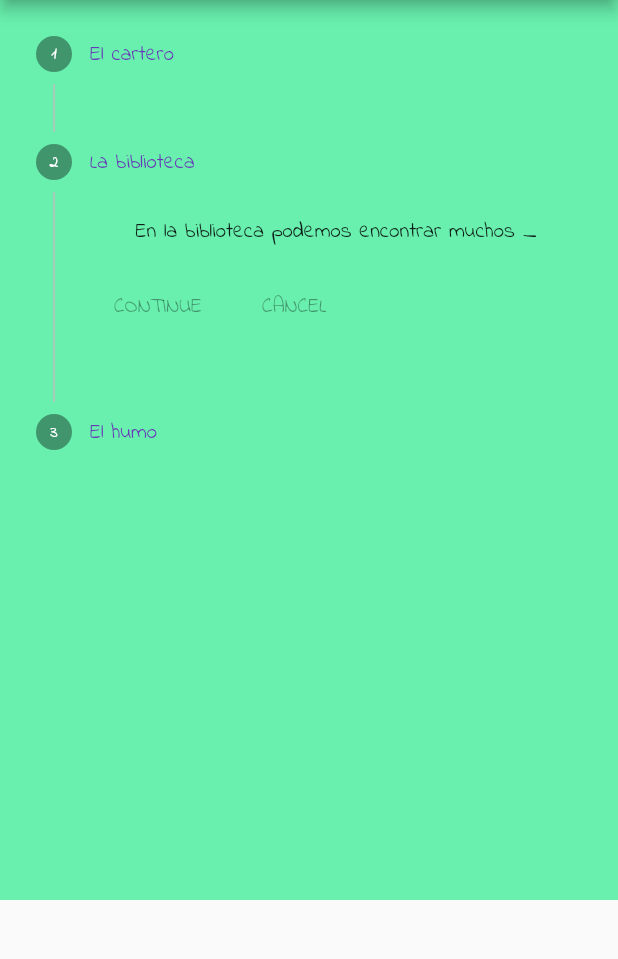
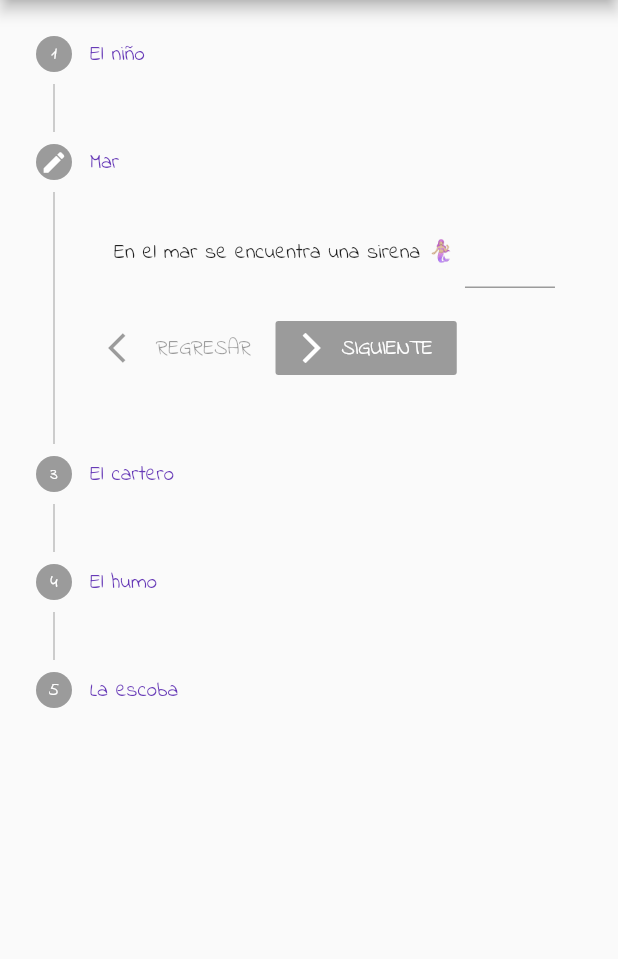
Before and after one commit to ricardo8990/happy-kids, a Flutter app: the Sentence screen opened directly, after a tap on an icon or button, on a phone screen of 412 x 824 dp, the part 84-1043 px from its top. Run offline on Flutter 3.47's test engine with Material 2 defaults, Android fonts, the phone set to English and light mode, and no system bars.

Commit message:
Finish sentences

```diff
--- a/happykids/lib/sentences.dart
+++ b/happykids/lib/sentences.dart
@@ -1,26 +1,29 @@
-import 'dart:math';
-
 import 'package:flutter/material.dart';
 
 class SentenceBody {
   final title;
   final body;
-  final image;
   final answer;
+  String currentAnswer;
+  int index;
 
-  SentenceBody(this.title, this.body, this.image, this.answer);
+  SentenceBody(this.title, this.body, this.answer);
 }
 
 List<SentenceBody> sentences = [
-  SentenceBody('El niño', 'Ese niño tiene el _ roto', 'brazo', 'brazo'),
+  SentenceBody('El niño', 'Ese niño tiene el 💪🏽_ roto', 'brazo'),
   SentenceBody(
-      'La escoba', 'La _ ha perdido su escoba en el bosque', 'bruja', 'bruja'),
-  SentenceBody('El humo', 'El otro día la _ echaba un humo muy negro',
-      'fabrica', 'fabrica'),
-  SentenceBody('La biblioteca', 'En la biblioteca podemos encontrar muchos _',
-      'libros', 'libros'),
-  SentenceBody('El cartero', 'El cartero llevó el _ a casa de mi amiga',
-      'sobre', 'sobre'),
+      'La escoba', 'La 🧙‍♀_ ha perdido su escoba en el bosque', 'bruja'),
+  SentenceBody(
+      'El humo', 'El otro día la 🏭_ echaba un humo muy negro', 'fabrica'),
+  SentenceBody('La biblioteca', 'En la biblioteca podemos encontrar muchos 📚_',
+      'libros'),
+  SentenceBody(
+      'El cartero', 'El cartero llevó el 📩_ a casa de mi amiga', 'sobre'),
+  SentenceBody('Ella', 'Mi 👱🏻‍♀ _ terminó sus estudios', 'hermana'),
+  SentenceBody('Mar', 'En el mar se encuentra una sirena 🧜🏼‍♀ _', 'sirena'),
+  SentenceBody('Los alumnos', 'La 👩🏻‍🏫 _ enseña a sus alumnos', 'maestra'),
+  SentenceBody('El baile', 'La 💃🏻 _ tendrá su presentación', 'bailarina'),
 ];
 
 class Sentence extends StatefulWidget {
@@ -35,13 +38,28 @@ class _SentenceState extends State<Sentence> {
 
   @override
   void initState() {
+    sentences.shuffle();
+    _sentences = sentences.sublist(0, 5);
     _steppers = List<Step>();
-    sentences.shuffle();
-    _sentences = sentences.sublist(0, 3);
-    for(var sentence in _sentences){
+    var _index = 0;
+    for (var sentence in _sentences) {
+      sentence.index = _index;
       _steppers.add(_buildStep(sentence));
+      _index++;
     }
     super.initState();
+  }
+
+  @override
+  void setState(fn) {
+    super.setState(fn);
+    _steppers = List<Step>();
+    var _index = 0;
+    for (var sentence in _sentences) {
+      sentence.index = _index;
+      _steppers.add(_buildStep(sentence));
+      _index++;
+    }
   }
 
   @override
@@ -52,7 +70,6 @@ class _SentenceState extends State<Sentence> {
       ),
       body: Container(
         height: 600.0,
-        color: Colors.greenAccent,
         child: Stepper(
           currentStep: _index,
           onStepTapped: (index) {
@@ -60,15 +77,147 @@ class _SentenceState extends State<Sentence> {
               _index = index;
             });
           },
-            steps: _steppers),
+          steps: _steppers,
+          onStepContinue: (){
+            setState(() {
+              _index +=1;
+            });
+          },
+          onStepCancel: (){
+            setState(() {
+              _index -= 1;
+            });
+          },
+          controlsBuilder: (BuildContext context,
+              {VoidCallback onStepContinue, VoidCallback onStepCancel}) {
+            return Padding(
+              padding: const EdgeInsets.only(top: 16.0),
+              child: Row(
+                mainAxisSize: MainAxisSize.max,
+                mainAxisAlignment: MainAxisAlignment.start,
+                children: <Widget>[
+                  _index == 0 ? Center() :
+                  FlatButton.icon(
+                    icon: Icon(Icons.arrow_back_ios),
+                    label: const Text('REGRESAR'),
+                    onPressed: onStepCancel,
+                  ),
+                  _index == 4
+                      ? RaisedButton.icon(
+                          icon: Icon(Icons.create, color: Colors.white,),
+                          onPressed: () {evaluteResult();},
+                          label: Text('EVALUAR', style: TextStyle(color: Colors.white),),
+                          color: Colors.deepPurple,
+                        )
+                      : RaisedButton.icon(
+                          icon: Icon(Icons.arrow_forward_ios, color: Colors.white,),
+                          onPressed: onStepContinue,
+                          label: Text('SIGUIENTE', style: TextStyle(color: Colors.white),),
+                          color: Colors.deepPurple,
+                        ),
+                ],
+              ),
+            );
+          },
+        ),
       ),
     );
   }
 
   Step _buildStep(SentenceBody sentence) {
+    var _parts = sentence.body.split('_');
+    StepState state;
+    if(_index == sentence.index)
+      state = StepState.editing;
+    else if(sentence.currentAnswer == null)
+      state = StepState.indexed;
+    else if(sentence.currentAnswer.toLowerCase() == sentence.answer)
+      state = StepState.complete;
+    else
+      state = StepState.error;
     return Step(
-      title: Text(sentence.title, style: TextStyle(color: Colors.deepPurple),),
-      content: Text(sentence.body),
+      title: Text(
+        sentence.title,
+        style: TextStyle(color: Colors.deepPurple),
+      ),
+      content: Container(
+        child: Wrap(
+          direction: Axis.horizontal,
+          crossAxisAlignment: WrapCrossAlignment.center,
+          children: <Widget>[
+            Text(_parts[0]),
+            Container(
+              margin: EdgeInsets.symmetric(horizontal: 2.0),
+              width: 60.0,
+              child: TextField(
+                onChanged: (value) {
+                  _sentences[sentence.index].currentAnswer = value;
+                },
+              ),
+            ),
+            Text(_parts[1])
+          ],
+        ),
+      ),
+      state: state
     );
   }
+
+  evaluteResult() async {
+    var isIncorrect = _sentences.any((x) => x.currentAnswer.toLowerCase() != x.answer);
+
+    if (isIncorrect) {
+      showDialog<void>(
+        context: context,
+        barrierDismissible: false, // user must tap button!
+        builder: (BuildContext context) {
+          return AlertDialog(
+            title: Text('¡Ups!'),
+            content: SingleChildScrollView(
+              child: ListBody(
+                children: <Widget>[
+                  Text(
+                      'Completa todos los enunciados correctamente para poder continuar'),
+                  Text('Intenta de nuevo'),
+                ],
+              ),
+            ),
+            actions: <Widget>[
+              FlatButton(
+                child: Text('Ok'),
+                onPressed: () {
+                  Navigator.of(context).pop();
+                },
+              ),
+            ],
+          );
+        },
+      );
+      return;
     }
+
+    await showDialog(
+        context: context,
+        builder: (BuildContext context) {
+          return SimpleDialog(
+            title: const Text('¡Genial!'),
+            children: <Widget>[
+              SimpleDialogOption(
+                onPressed: () {
+                  Navigator.pop(context);
+                },
+                child: const Text('Salir'),
+              ),
+              SimpleDialogOption(
+                onPressed: () {
+                  Navigator.push(context,
+                      MaterialPageRoute(builder: (context) => Sentence()));
+                },
+                child: const Text('Siguiente reto'),
+              ),
+            ],
+          );
+        });
+  }
+
+}
```
Lines whose indentation alone changed are shown as unchanged.
